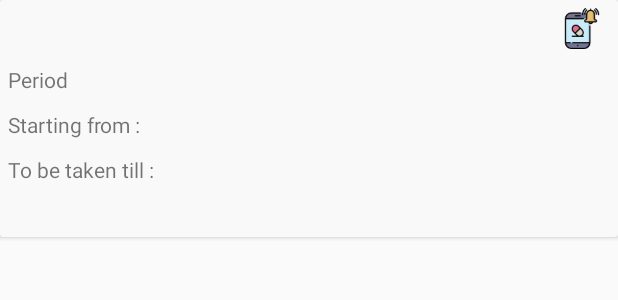
After one commit to shalinikaushik/sg_shalini, an Android app: the layout activity_medicine_list.xml on its own in the app's theme, with its tools: preview values and no code run, on a phone screen of 412 x 824 dp. The commit adds this screen. Shown: the top 300 px of the screen. Run offline under Robolectric (Android 15) with nearby library versions, the phone set to English and light mode, and no system bars; network calls fail.

Commit message:
Swasth App

```diff
--- a/app/build.gradle
+++ b/app/build.gradle
@@ -6,7 +6,7 @@ android {
         applicationId "com.swasthgarbh.root.swasthgarbh"
         minSdkVersion 15
         targetSdkVersion 28
-        versionCode 10
+        versionCode 11
         versionName "1.1"
         testInstrumentationRunner "android.support.test.runner.AndroidJUnitRunner"
         multiDexEnabled true
--- a/app/src/main/AndroidManifest.xml
+++ b/app/src/main/AndroidManifest.xml
@@ -28,6 +28,9 @@
         android:usesCleartextTraffic="true"
         tools:ignore="GoogleAppIndexingWarning">
 
+
+        <activity android:name=".medicine_list"
+            android:label="Medicines" />
         <activity android:name=".advice_nutritional" />
         <activity android:name=".PatientSignupByDoctor" />
         <activity android:name=".patientDetailInDoctor" />
--- a/app/src/main/java/com/swasthgarbh/root/swasthgarbh/MedicineReminder.java
+++ b/app/src/main/java/com/swasthgarbh/root/swasthgarbh/MedicineReminder.java
@@ -85,6 +85,7 @@ public class MedicineReminder extends AppCompatActivity {
     protected void onCreate(Bundle savedInstanceState) {
         super.onCreate(savedInstanceState);
         setContentView(R.layout.activity_medicine_reminder);
+        getSupportActionBar().setTitle("Medicines");
 
         dateFormatterShow = new SimpleDateFormat("dd-MM-yyyy", Locale.US);
         dateFormatterServer = new SimpleDateFormat("yyyy-MM-dd'T'HH:mm:dd'Z'");
@@ -310,7 +311,7 @@ public class MedicineReminder extends AppCompatActivity {
     public void getPatientData(int id) {
         listPB.setVisibility(View.VISIBLE);
         String url = ApplicationController.get_base_url() + "swasthgarbh/patient/" + id;
-        final ArrayList<MedicineListClass> medicineRowAdapter = new ArrayList<MedicineListClass>();
+        final ArrayList<medicine_list> medicineRowAdapter = new ArrayList<medicine_list>();
         JsonObjectRequest jsonObjReq = new JsonObjectRequest(Request.Method.GET,
                 url, null,
                 new Response.Listener<JSONObject>() {
@@ -325,7 +326,7 @@ public class MedicineReminder extends AppCompatActivity {
                             }
                             for (int i = 0; i < medicineData.length(); i++) {
                                 JSONObject po = (JSONObject) medicineData.get(i);
-                                MedicineListClass pr = new MedicineListClass(po.getInt("pk"), po.getString("medicine_name"), po.getString("medicine_start"), po.getString("medicine_end"), po.getString("medicine_freq"), po.getString("medicine_extra_comments"), po.getBoolean("isSOS"));
+                                medicine_list pr = new medicine_list(po.getInt("pk"), po.getString("medicine_name"), po.getString("medicine_start"), po.getString("medicine_end"), po.getString("medicine_freq"), po.getString("medicine_extra_comments"), po.getBoolean("isSOS"));
                                 medicineRowAdapter.add(pr);
                                 Log.i("Data in array", "" + String.valueOf(medicineData.get(i)));
                             }
--- a/app/src/main/java/com/swasthgarbh/root/swasthgarbh/patientDataAdapter.java
+++ b/app/src/main/java/com/swasthgarbh/root/swasthgarbh/patientDataAdapter.java
@@ -170,6 +170,7 @@ public class patientDataAdapter extends ArrayAdapter<patient_data_listview_class
                 Log.d ("extraelse", "blank");
 
             }
+            Log.d ("elselog", "msgggg");
         }
 
 
@@ -212,6 +213,9 @@ public class patientDataAdapter extends ArrayAdapter<patient_data_listview_class
             bleedingVag.setText("Bleeding/vaginum:\t" + Double.toString(current_patient_data.bleedingValue()) + "+");
         }
 
+
+
+
         TextView datePatientRow = (TextView)listItemView.findViewById(R.id.dateRow);
         String[] dateSuff = {"", "st","nd","rd","th","th","th","th","th","th","th","th","th","th","th","th","th","th","th","th","th","st","nd","rd","th","th","th","th","th","th","th","st"};
         datePatientRow.setText(current_patient_data.dateVal() + dateSuff[Integer.valueOf(current_patient_data.dateVal())]);
--- a/app/src/main/java/com/swasthgarbh/root/swasthgarbh/patient_data_listview_class.java
+++ b/app/src/main/java/com/swasthgarbh/root/swasthgarbh/patient_data_listview_class.java
@@ -56,6 +56,7 @@ public class patient_data_listview_class {
         this.docScreen_or_pScreen=0;
         this.totalPatients = totalPatients;
         this.dummyData = dummyData;
+        this.extra_comments="null";
     }
 
     public patient_data_listview_class(int dummyDataVariable, int totalPatients, String date, int bp_sysArg, int bp_dysArg, Double urine_albuminArg,
--- /dev/null
+++ b/app/src/main/res/layout/activity_medicine_list.xml
@@ -0,0 +1,126 @@
+<?xml version="1.0" encoding="utf-8"?>
+<android.support.constraint.ConstraintLayout xmlns:android="http://schemas.android.com/apk/res/android"
+    xmlns:app="http://schemas.android.com/apk/res-auto"
+    xmlns:tools="http://schemas.android.com/tools"
+    android:layout_width="match_parent"
+    android:layout_height="match_parent"
+    tools:context=".medicine_list">
+
+    <android.support.v7.widget.CardView
+        xmlns:card_view="http://schemas.android.com/apk/res-auto"
+        android:layout_width="match_parent"
+        android:layout_height="wrap_content"
+        android:layout_marginTop="10dp"
+        android:layout_marginBottom="8dp"
+        tools:ignore="MissingConstraints">
+
+
+        <LinearLayout
+            android:layout_width="match_parent"
+            android:layout_height="match_parent"
+            android:orientation="vertical"
+            android:id="@+id/medicineBlock"
+            android:foreground="?android:attr/selectableItemBackground"
+            android:clickable="true"
+            android:focusable="true"
+            android:focusableInTouchMode="true">
+
+            <LinearLayout
+                android:layout_width="match_parent"
+                android:layout_height="wrap_content"
+                android:layout_margin="5dp"
+                android:orientation="horizontal">
+
+                <TextView
+                    android:id="@+id/medName"
+                    android:layout_width="0px"
+                    android:layout_height="wrap_content"
+                    android:layout_weight="1"
+                    android:textSize="20sp"
+                    android:textStyle="italic"
+                    android:textColor="@color/colorAccent"/>
+
+                <ImageView
+                    android:id="@+id/reminderButton"
+                    android:layout_width="37dp"
+                    android:layout_height="match_parent"
+                    android:src="@drawable/reminder" />
+
+            </LinearLayout>
+
+            <LinearLayout
+                android:layout_width="match_parent"
+                android:layout_height="wrap_content"
+                android:orientation="horizontal">
+
+                <TextView
+                    android:layout_width="0px"
+                    android:layout_height="wrap_content"
+                    android:layout_margin="5dp"
+                    android:layout_weight="1"
+                    android:text="@string/period"
+                    android:id="@+id/medFreqText"/>
+
+                <TextView
+                    android:id="@+id/medFreq"
+                    android:layout_width="0px"
+                    android:layout_height="wrap_content"
+                    android:layout_margin="5dp"
+                    android:layout_weight="1" />
+
+            </LinearLayout>
+
+            <LinearLayout
+                android:layout_width="match_parent"
+                android:layout_height="wrap_content"
+                android:orientation="horizontal">
+
+                <TextView
+                    android:layout_width="0px"
+                    android:layout_height="wrap_content"
+                    android:layout_margin="5dp"
+                    android:layout_weight="1"
+                    android:text="@string/starting_from" />
+
+                <TextView
+                    android:id="@+id/startDateMed"
+                    android:layout_width="0px"
+                    android:layout_height="wrap_content"
+                    android:layout_margin="5dp"
+                    android:layout_weight="1" />
+
+            </LinearLayout>
+
+            <LinearLayout
+                android:layout_width="match_parent"
+                android:layout_height="wrap_content"
+                android:orientation="horizontal">
+
+                <TextView
+                    android:layout_width="0px"
+                    android:layout_height="wrap_content"
+                    android:layout_margin="5dp"
+                    android:layout_weight="1"
+                    android:text="@string/to_be_taken_till" />
+
+                <TextView
+                    android:id="@+id/endDateMed"
+                    android:layout_width="0px"
+                    android:layout_height="wrap_content"
+                    android:layout_margin="5dp"
+                    android:layout_weight="1" />
+
+            </LinearLayout>
+
+            <TextView
+                android:id="@+id/medicineDetail"
+                android:layout_width="match_parent"
+                android:layout_height="wrap_content"
+                android:layout_margin="5dp" />
+
+        </LinearLayout>
+
+    </android.support.v7.widget.CardView>
+
+
+</android.support.constraint.ConstraintLayout>
--- a/app/src/main/res/menu/menu_anc__assist.xml
+++ b/app/src/main/res/menu/menu_anc__assist.xml
@@ -28,7 +28,7 @@
         <item android:id="@+id/nutri_advise"
             android:icon="@drawable/checkup"
             app:showAsAction="ifRoom"
-            android:title="Nutritional advise" />
+            android:title="Nutritional Advise" />
 
 
     </menu>
--- a/app/src/main/res/values/styles.xml
+++ b/app/src/main/res/values/styles.xml
@@ -23,4 +23,8 @@
         <item name="android:layout_margin">0dp</item>
     </style>
 
+    <style name="ActionBarPopupThemeOverlay">pop_up</style>
+
+    <style name="ActionBarThemeOverlay">theme_bar</style>
+
 </resources>
```
Also changed, not shown: app/src/main/java/com/swasthgarbh/root/swasthgarbh/AllPatientListInDoctorAdapter.java (+43 -10 lines), app/src/main/java/com/swasthgarbh/root/swasthgarbh/DoctorScreen.java (+4 -4 lines), app/src/main/java/com/swasthgarbh/root/swasthgarbh/MedicineAdapter.java (+7 -4 lines), app/src/main/java/com/swasthgarbh/root/swasthgarbh/MedicineListClass.java (deleted, +0 -88 lines), app/src/main/java/com/swasthgarbh/root/swasthgarbh/medicine_list.java (added, +104 -0 lines), app/src/main/java/com/swasthgarbh/root/swasthgarbh/patientDataEntry.java (+5 -5 lines), app/src/main/res/layout/medicine_list_row.xml (deleted, +0 -117 lines), app/src/main/res/layout/patient_data_listview_layout.xml (+7 -0 lines), app/src/main/res/values/strings.xml (+1 -1 lines).
